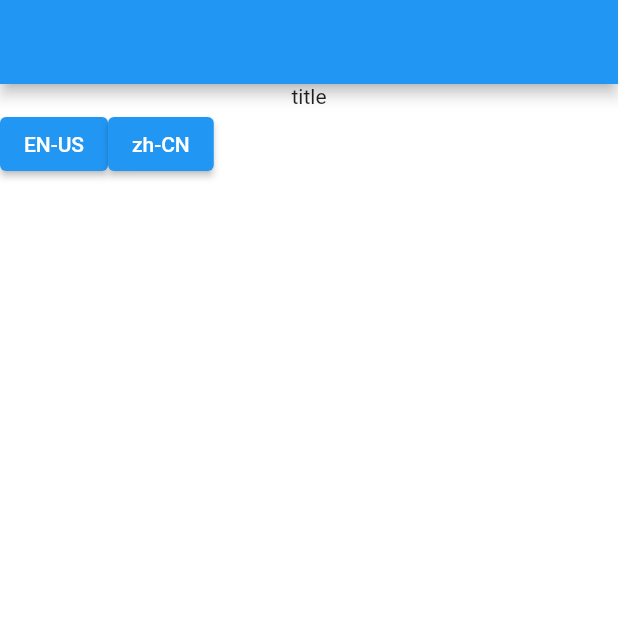
After one commit to zhaolongs/flutter-state, a Flutter app: the TestPage screen opened directly, on a phone screen of 412 x 824 dp, the top half of it. The commit adds this screen. Run offline on Flutter 3.47's test engine with Material 2 defaults, Android fonts, the phone set to English and light mode, and no system bars; our stand-ins replace get.

Commit message:
微修改

```diff
--- a/getx_shop/flutter_getx_shop/lib/page/count/CountController.dart
+++ b/getx_shop/flutter_getx_shop/lib/page/count/CountController.dart
@@ -1,5 +1,4 @@
-import 'package:flutter/cupertino.dart';
-import 'package:flutter/material.dart';
+
 import 'package:get/get.dart';
 
 
@@ -10,7 +9,7 @@ import 'package:get/get.dart';
 /// 可关注网易云课堂：https://study.163.com/instructor/1021406098.htm
 /// 可关注博客：https://blog.csdn.net/zl18603543572
 ///
-/// 代码清单
+
 ///第一步定义  Controller
 class CountController extends GetxController{
 
--- /dev/null
+++ b/getx_shop/flutter_getx_shop/lib/page/locale/TestPage.dart
@@ -0,0 +1,99 @@
+import 'package:flutter/cupertino.dart';
+import 'package:flutter/material.dart';
+import 'package:get/get.dart';
+
+/// 创建人： Created by zhaolong
+/// 创建时间：Created by  on 4/14/21.
+///
+/// 可关注公众号：我的大前端生涯   获取最新技术分享
+//程序入口
+void main() {
+  runApp(RootApp());
+}
+
+class RootApp extends StatelessWidget {
+  @override
+  Widget build(BuildContext context) {
+    //使用 GetX第一步
+    return GetMaterialApp(
+      theme: ThemeData(
+        primarySwatch: Colors.blue,
+      ),
+      translations: TranslationService(),
+      // 你的翻译
+      locale: Locale('zh', 'CN'),
+      // 将会按照此处指定的语言翻译
+      fallbackLocale: Locale('en', 'US'),
+      // 添加一个回调语言选项，以备上面指定的语言翻译不存在
+      //默认显示的首页页面
+      home: TestPage(),
+    );
+  }
+}
+
+///
+/// 代码清单
+///代码清单
+class TestPage extends StatefulWidget {
+  @override
+  _TestPageState createState() => _TestPageState();
+}
+
+class _TestPageState extends State<TestPage> {
+  @override
+  Widget build(BuildContext context) {
+    return Scaffold(
+      appBar: AppBar(
+        title: Text(""),
+      ),
+      backgroundColor: Colors.white,
+
+      ///填充布局
+      body: Container(
+          width: double.infinity,
+          height: double.infinity,
+          child: Column(
+            children: [
+              Text('title'.tr),
+              Row(
+                children: [
+                  ElevatedButton(
+                    onPressed: () {
+                      var locale = Locale('en', 'US');
+                      Get.updateLocale(locale);
+                    },
+                    child: Text("EN-US"),
+                  ),
+                  ElevatedButton(
+                    onPressed: () {
+                      var locale =Locale('zh', 'CN');
+                      Get.updateLocale(locale);
+                    },
+                    child: Text("zh-CN"),
+                  ),
+                ],
+              )
+            ],
+          )),
+    );
+  }
+}
+
+class TranslationService extends Translations {
+  static Locale get locale => Get.deviceLocale;
+  static final fallbackLocale = Locale('zh', 'CN');
+
+  @override
+  Map<String, Map<String, String>> get keys => {
+        'en_US': en_US,
+        'zh_CN': zh_CN,
+      };
+}
+
+const Map<String, String> en_US = {
+  'title': 'this is title',
+};
+
+const Map<String, String> zh_CN = {
+  'title': '这是标题',
+};
--- a/getx_shop/flutter_getx_shop/lib/page/obs/CountObsController.dart
+++ b/getx_shop/flutter_getx_shop/lib/page/obs/CountObsController.dart
@@ -9,12 +9,18 @@ import 'package:get/get.dart';
 ///
 /// 代码清单
 ///代码清单
+///
+///
 class CountObsController extends GetxController {
+
+  //声明为被观察者
   RxInt _count = 0.obs;
 
   RxInt get getCount => _count;
 
+  //操作方法
   void addCount() {
     _count++;
   }
+
 }
--- /dev/null
+++ b/getx_shop/flutter_getx_shop/lib/page/them/TestPage.dart
@@ -0,0 +1,97 @@
+import 'package:flutter/cupertino.dart';
+import 'package:flutter/material.dart';
+import 'package:get/get.dart';
+
+/// 创建人： Created by zhaolong
+/// 创建时间：Created by  on 4/14/21.
+///
+/// 可关注公众号：我的大前端生涯   获取最新技术分享
+//程序入口
+void main() {
+  runApp(RootApp());
+}
+
+class RootApp extends StatelessWidget {
+  @override
+  Widget build(BuildContext context) {
+    //使用 GetX第一步
+    return GetMaterialApp(
+      theme: ThemeData(
+        primarySwatch: Colors.blue,
+      ),
+      translations: TranslationService(),
+      // 你的翻译
+      locale: Locale('zh', 'CN'),
+      // 将会按照此处指定的语言翻译
+      fallbackLocale: Locale('en', 'US'),
+      // 添加一个回调语言选项，以备上面指定的语言翻译不存在
+      //默认显示的首页页面
+      home: TestPage(),
+    );
+  }
+}
+
+///
+/// 代码清单
+///代码清单
+class TestPage extends StatefulWidget {
+  @override
+  _TestPageState createState() => _TestPageState();
+}
+
+class _TestPageState extends State<TestPage> {
+  @override
+  Widget build(BuildContext context) {
+    return Scaffold(
+      appBar: AppBar(
+        title: Text(""),
+      ),
+      backgroundColor: Colors.white,
+
+      ///填充布局
+      body: Container(
+          width: double.infinity,
+          height: double.infinity,
+          child: Column(
+            children: [
+              Text('title'.tr),
+              Row(
+                children: [
+                  ElevatedButton(
+                    onPressed: () {
+                      Get.changeTheme(ThemeData.light());
+                    },
+                    child: Text("EN-US"),
+                  ),
+                  ElevatedButton(
+                    onPressed: () {
+                      Get.changeTheme(ThemeData.dark());
+                    },
+                    child: Text("zh-CN"),
+                  ),
+                ],
+              )
+            ],
+          )),
+    );
+  }
+}
+
+class TranslationService extends Translations {
+  static Locale get locale => Get.deviceLocale;
+  static final fallbackLocale = Locale('zh', 'CN');
+
+  @override
+  Map<String, Map<String, String>> get keys => {
+        'en_US': en_US,
+        'zh_CN': zh_CN,
+      };
+}
+
+const Map<String, String> en_US = {
+  'title': 'this is title',
+};
+
+const Map<String, String> zh_CN = {
+  'title': '这是标题',
+};
```
Also changed, not shown: getx_shop/flutter_getx_shop/lib/page/count/CountMainPage1.dart (added, +42 -0 lines), getx_shop/flutter_getx_shop/lib/page/obs/CountObsMainPage.dart (+18 -6 lines).
